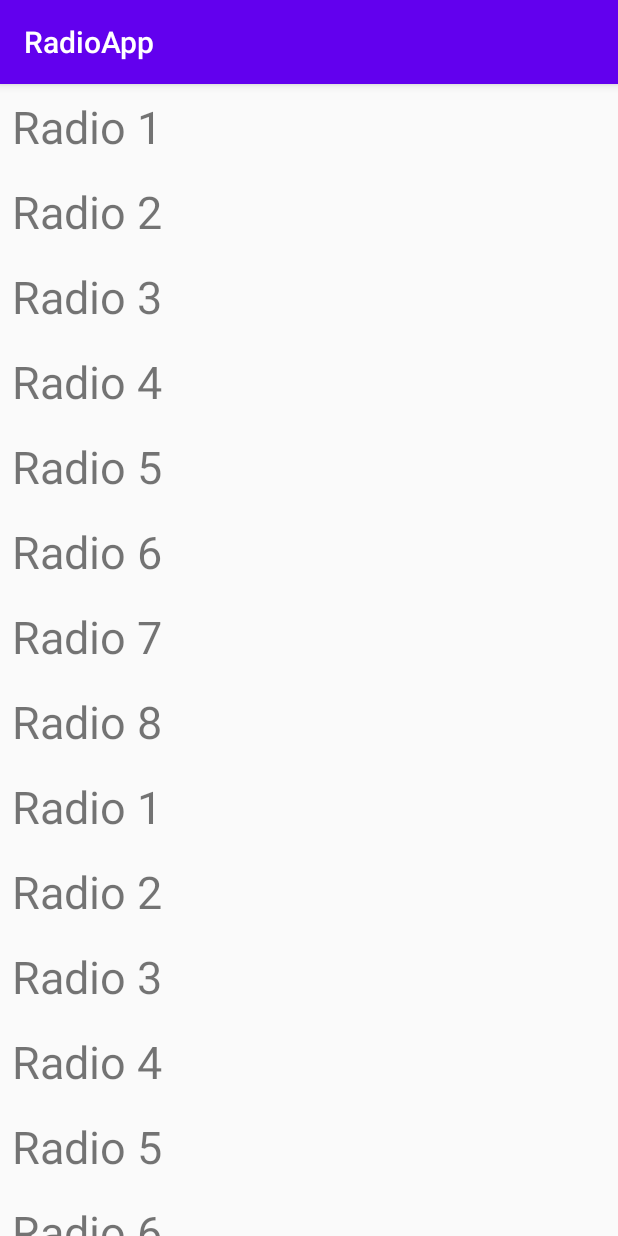
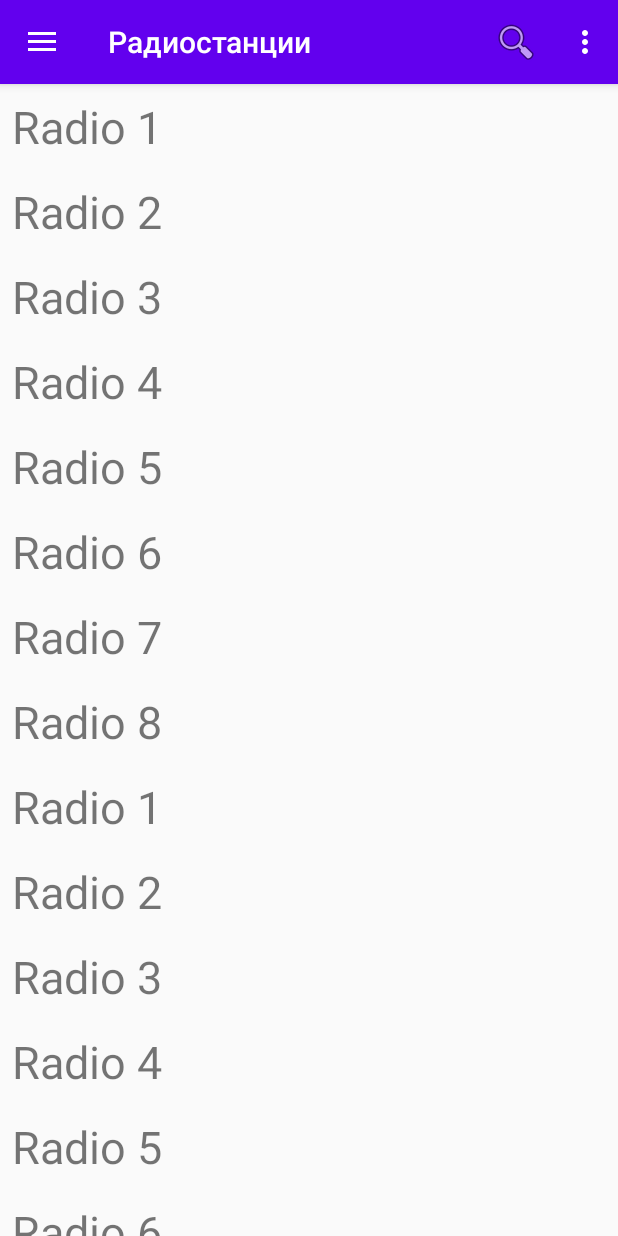
Before and after one commit to katemeron/RadioApp, an Android app: the screen it shows after launch (MainSingleActivity), on a phone screen of 412 x 824 dp. Run offline under Robolectric (Android 15) with nearby library versions, the light colour scheme and no system bars.

Commit message:
created toolbar, options, drawer

```diff
--- a/app/src/main/AndroidManifest.xml
+++ b/app/src/main/AndroidManifest.xml
@@ -9,8 +9,10 @@
         android:roundIcon="@mipmap/ic_launcher_round"
         android:supportsRtl="true"
         android:theme="@style/AppTheme">
-        <activity android:name=".MainSingleActivity"
-            android:screenOrientation="portrait">
+        <activity
+            android:name=".MainSingleActivity"
+            android:screenOrientation="portrait"
+            android:theme="@style/AppTheme.NoActionBar">
             <intent-filter>
                 <action android:name="android.intent.action.MAIN" />
 
--- a/app/src/main/java/djisachan/radioapp/MainSingleActivity.kt
+++ b/app/src/main/java/djisachan/radioapp/MainSingleActivity.kt
@@ -1,19 +1,69 @@
 package djisachan.radioapp
 
+import android.os.Bundle
+import android.view.MenuItem
+import androidx.appcompat.app.ActionBarDrawerToggle
 import androidx.appcompat.app.AppCompatActivity
-import android.os.Bundle
+import androidx.appcompat.widget.Toolbar
+import androidx.core.view.GravityCompat
+import androidx.drawerlayout.widget.DrawerLayout
+import com.google.android.material.navigation.NavigationView
 import djisachan.radioapp.radiomodule.presentation.RadioListFragment
+
 
 /**
  * Главное активити всея приложения
  */
-class MainSingleActivity : AppCompatActivity() {
+class MainSingleActivity : AppCompatActivity(), NavigationView.OnNavigationItemSelectedListener {
     override fun onCreate(savedInstanceState: Bundle?) {
         super.onCreate(savedInstanceState)
         setContentView(R.layout.activity_main)
         supportFragmentManager
-                .beginTransaction()
-                .add(R.id.main_container, RadioListFragment())
-                .commit()
+            .beginTransaction()
+            .add(R.id.fragment_container, RadioListFragment())
+            .commit()
+        initToolbar()
+        initDrawer()
+    }
+
+    override fun onNavigationItemSelected(item: MenuItem): Boolean {
+        when (item.itemId) {
+            R.id.action_sleep -> {
+            }
+            R.id.action_alarm -> {
+            }
+            R.id.action_settings -> {
+            }
+            R.id.action_feedback -> {
+            }
+            else -> {
+            }
+        }
+        val drawer = findViewById<DrawerLayout>(R.id.main_layout);
+        drawer.closeDrawer(GravityCompat.START);
+        return true
+    }
+
+    private fun initToolbar(): Toolbar {
+        val toolbar = findViewById<Toolbar>(R.id.toolbar)
+        setSupportActionBar(toolbar)
+        invalidateOptionsMenu()
+        return toolbar
+    }
+
+    private fun initDrawer() {
+        val drawerLayout = findViewById<DrawerLayout>(R.id.main_layout)
+        val navigationView = findViewById<NavigationView>(R.id.nav_view)
+        val toolbar = findViewById<Toolbar>(R.id.toolbar)
+        val toggle = ActionBarDrawerToggle(
+            this,
+            drawerLayout,
+            toolbar,
+            R.string.navigation_drawer_open,
+            R.string.navigation_drawer_close
+        )
+        drawerLayout.addDrawerListener(toggle)
+        toggle.syncState()
+        navigationView.setNavigationItemSelectedListener(this)
     }
 }
--- a/app/src/main/java/djisachan/radioapp/radiomodule/presentation/RadioListFragment.kt
+++ b/app/src/main/java/djisachan/radioapp/radiomodule/presentation/RadioListFragment.kt
@@ -1,9 +1,9 @@
 package djisachan.radioapp.radiomodule.presentation
 
 import android.os.Bundle
-import android.view.LayoutInflater
-import android.view.View
-import android.view.ViewGroup
+import android.view.*
+import androidx.appcompat.app.AppCompatActivity
+import androidx.appcompat.widget.SearchView
 import androidx.fragment.app.Fragment
 import androidx.lifecycle.Observer
 import androidx.recyclerview.widget.RecyclerView
@@ -18,18 +18,56 @@ class RadioListFragment : Fragment() {
     private lateinit var radioViewModel: RadioViewModel
     private val radioListAdapter = RadioListAdapter()
 
-    override fun onCreateView(inflater: LayoutInflater, container: ViewGroup?, savedInstanceState: Bundle?): View? {
+    override fun onCreateView(
+        inflater: LayoutInflater,
+        container: ViewGroup?,
+        savedInstanceState: Bundle?
+    ): View? {
         return inflater.inflate(R.layout.fragment_radio_list, container, false)
     }
 
     override fun onViewCreated(view: View, savedInstanceState: Bundle?) {
         super.onViewCreated(view, savedInstanceState)
-        val recyclerView = view as RecyclerView
+        initToolbar()
+        val recyclerView = view.findViewById<RecyclerView>(R.id.recycler_view)
         recyclerView.adapter = radioListAdapter
-        radioViewModel = RadioViewModel(DemoRadioRepository())//ViewModelProviders.of(this).get(RadioViewModel::class.java)
+        radioViewModel = RadioViewModel(DemoRadioRepository())
         radioViewModel.radioListData.observe(viewLifecycleOwner, Observer {
             radioListAdapter.setRadioListData(it)
         })
         radioViewModel.uploadRadioList()
     }
+
+    override fun onCreateOptionsMenu(menu: Menu, inflater: MenuInflater) {
+        inflater.inflate(R.menu.radio_menu, menu)
+        val searchText = menu.findItem(R.id.action_search).actionView as SearchView
+        searchText.setOnQueryTextListener(object :
+            SearchView.OnQueryTextListener {
+            override fun onQueryTextSubmit(query: String): Boolean {
+                return true
+            }
+
+            override fun onQueryTextChange(query: String): Boolean {
+                radioViewModel.queryList(query)
+                return true
+            }
+        })
+        super.onCreateOptionsMenu(menu, inflater)
+    }
+
+    override fun onOptionsItemSelected(item: MenuItem): Boolean {
+        return when (item.itemId) {
+            R.id.action_search -> true
+            R.id.action_share -> true
+            R.id.action_exit -> true
+            else -> super.onOptionsItemSelected(item)
+        }
+    }
+
+    private fun initToolbar() {
+        with(requireActivity() as AppCompatActivity) {
+            title = "Радиостанции"
+            setHasOptionsMenu(true)
+        }
+    }
 }
--- a/app/src/main/java/djisachan/radioapp/radiomodule/presentation/RadioViewModel.kt
+++ b/app/src/main/java/djisachan/radioapp/radiomodule/presentation/RadioViewModel.kt
@@ -4,6 +4,8 @@ import androidx.lifecycle.MutableLiveData
 import androidx.lifecycle.ViewModel
 import djisachan.radioapp.radiomodule.data.RadioRepository
 import djisachan.radioapp.radiomodule.domain.RadioModel
+import java.util.*
+import kotlin.collections.ArrayList
 
 /**
  * @author Markova Ekaterina on 25-Jul-20
@@ -11,8 +13,21 @@ import djisachan.radioapp.radiomodule.domain.RadioModel
 class RadioViewModel(private val radioRepository: RadioRepository) : ViewModel() {
 
     val radioListData = MutableLiveData<List<RadioModel>>()
+    val radioItemsCopy = ArrayList<RadioModel>()
 
     fun uploadRadioList() {
-       radioListData.postValue(radioRepository.getRadioList())
+        radioItemsCopy.addAll(radioRepository.getRadioList())
+        radioListData.postValue(radioItemsCopy)
+    }
+
+    fun queryList(predicate: String) {
+        if (predicate.isEmpty()) {
+            radioListData.postValue(radioItemsCopy)
+        } else {
+            radioListData.postValue(radioItemsCopy.filter {
+                it.name.toLowerCase(Locale.getDefault())
+                    .contains(predicate.toLowerCase(Locale.getDefault()))
+            })
+        }
     }
 }
--- /dev/null
+++ b/app/src/main/res/drawable/ic_baseline_access_alarm_24.xml
@@ -0,0 +1,10 @@
+<vector xmlns:android="http://schemas.android.com/apk/res/android"
+    android:width="24dp"
+    android:height="24dp"
+    android:viewportWidth="24"
+    android:viewportHeight="24"
+    android:tint="?attr/colorControlNormal">
+  <path
+      android:fillColor="@android:color/white"
+      android:pathData="M22,5.72l-4.6,-3.86 -1.29,1.53 4.6,3.86L22,5.72zM7.88,3.39L6.6,1.86 2,5.71l1.29,1.53 4.59,-3.85zM12.5,8L11,8v6l4.75,2.85 0.75,-1.23 -4,-2.37L12.5,8zM12,4c-4.97,0 -9,4.03 -9,9s4.02,9 9,9c4.97,0 9,-4.03 9,-9s-4.03,-9 -9,-9zM12,20c-3.87,0 -7,-3.13 -7,-7s3.13,-7 7,-7 7,3.13 7,7 -3.13,7 -7,7z"/>
+</vector>
--- /dev/null
+++ b/app/src/main/res/drawable/ic_baseline_brightness_2_24.xml
@@ -0,0 +1,10 @@
+<vector xmlns:android="http://schemas.android.com/apk/res/android"
+    android:width="24dp"
+    android:height="24dp"
+    android:viewportWidth="24"
+    android:viewportHeight="24"
+    android:tint="?attr/colorControlNormal">
+  <path
+      android:fillColor="@android:color/white"
+      android:pathData="M10,2c-1.82,0 -3.53,0.5 -5,1.35C7.99,5.08 10,8.3 10,12s-2.01,6.92 -5,8.65C6.47,21.5 8.18,22 10,22c5.52,0 10,-4.48 10,-10S15.52,2 10,2z"/>
+</vector>
--- /dev/null
+++ b/app/src/main/res/drawable/ic_baseline_emoji_emotions_24.xml
@@ -0,0 +1,10 @@
+<vector xmlns:android="http://schemas.android.com/apk/res/android"
+    android:width="24dp"
+    android:height="24dp"
+    android:viewportWidth="24"
+    android:viewportHeight="24"
+    android:tint="?attr/colorControlNormal">
+  <path
+      android:fillColor="@android:color/white"
+      android:pathData="M11.99,2C6.47,2 2,6.48 2,12c0,5.52 4.47,10 9.99,10C17.52,22 22,17.52 22,12C22,6.48 17.52,2 11.99,2zM8.5,8C9.33,8 10,8.67 10,9.5S9.33,11 8.5,11S7,10.33 7,9.5S7.67,8 8.5,8zM12,18c-2.28,0 -4.22,-1.66 -5,-4h10C16.22,16.34 14.28,18 12,18zM15.5,11c-0.83,0 -1.5,-0.67 -1.5,-1.5S14.67,8 15.5,8S17,8.67 17,9.5S16.33,11 15.5,11z"/>
+</vector>
--- /dev/null
+++ b/app/src/main/res/drawable/ic_baseline_settings_24.xml
@@ -0,0 +1,10 @@
+<vector xmlns:android="http://schemas.android.com/apk/res/android"
+    android:width="24dp"
+    android:height="24dp"
+    android:viewportWidth="24"
+    android:viewportHeight="24"
+    android:tint="?attr/colorControlNormal">
+  <path
+      android:fillColor="@android:color/white"
+      android:pathData="M19.14,12.94c0.04,-0.3 0.06,-0.61 0.06,-0.94c0,-0.32 -0.02,-0.64 -0.07,-0.94l2.03,-1.58c0.18,-0.14 0.23,-0.41 0.12,-0.61l-1.92,-3.32c-0.12,-0.22 -0.37,-0.29 -0.59,-0.22l-2.39,0.96c-0.5,-0.38 -1.03,-0.7 -1.62,-0.94L14.4,2.81c-0.04,-0.24 -0.24,-0.41 -0.48,-0.41h-3.84c-0.24,0 -0.43,0.17 -0.47,0.41L9.25,5.35C8.66,5.59 8.12,5.92 7.63,6.29L5.24,5.33c-0.22,-0.08 -0.47,0 -0.59,0.22L2.74,8.87C2.62,9.08 2.66,9.34 2.86,9.48l2.03,1.58C4.84,11.36 4.8,11.69 4.8,12s0.02,0.64 0.07,0.94l-2.03,1.58c-0.18,0.14 -0.23,0.41 -0.12,0.61l1.92,3.32c0.12,0.22 0.37,0.29 0.59,0.22l2.39,-0.96c0.5,0.38 1.03,0.7 1.62,0.94l0.36,2.54c0.05,0.24 0.24,0.41 0.48,0.41h3.84c0.24,0 0.44,-0.17 0.47,-0.41l0.36,-2.54c0.59,-0.24 1.13,-0.56 1.62,-0.94l2.39,0.96c0.22,0.08 0.47,0 0.59,-0.22l1.92,-3.32c0.12,-0.22 0.07,-0.47 -0.12,-0.61L19.14,12.94zM12,15.6c-1.98,0 -3.6,-1.62 -3.6,-3.6s1.62,-3.6 3.6,-3.6s3.6,1.62 3.6,3.6S13.98,15.6 12,15.6z"/>
+</vector>
--- /dev/null
+++ b/app/src/main/res/drawable/side_nav_bar.xml
@@ -0,0 +1,9 @@
+<shape xmlns:android="http://schemas.android.com/apk/res/android"
+    android:shape="rectangle">
+    <gradient
+        android:angle="135"
+        android:centerColor="@color/colorPrimary"
+        android:endColor="@color/colorEnd"
+        android:startColor="@color/colorStart"
+        android:type="linear" />
+</shape>
--- a/app/src/main/res/layout/activity_main.xml
+++ b/app/src/main/res/layout/activity_main.xml
@@ -1,12 +1,24 @@
 <?xml version="1.0" encoding="utf-8"?>
-<androidx.constraintlayout.widget.ConstraintLayout xmlns:android="http://schemas.android.com/apk/res/android"
+<androidx.drawerlayout.widget.DrawerLayout xmlns:android="http://schemas.android.com/apk/res/android"
+    xmlns:app="http://schemas.android.com/apk/res-auto"
     xmlns:tools="http://schemas.android.com/tools"
+    android:id="@+id/main_layout"
     android:layout_width="match_parent"
     android:layout_height="match_parent"
     tools:context=".MainSingleActivity">
-    <FrameLayout
-        android:id="@+id/main_container"
+
+    <include
+        layout="@layout/main_content_layout"
         android:layout_width="match_parent"
-        android:layout_height="match_parent"/>
+        android:layout_height="match_parent" />
 
-</androidx.constraintlayout.widget.ConstraintLayout>
+    <com.google.android.material.navigation.NavigationView
+        android:id="@+id/nav_view"
+        android:layout_width="wrap_content"
+        android:layout_height="match_parent"
+        android:layout_gravity="start"
+        android:fitsSystemWindows="true"
+        app:headerLayout="@layout/drawer_header_layout"
+        app:menu="@menu/drawer_menu" />
+
+</androidx.drawerlayout.widget.DrawerLayout>
--- /dev/null
+++ b/app/src/main/res/layout/drawer_header_layout.xml
@@ -0,0 +1,34 @@
+<?xml version="1.0" encoding="utf-8"?>
+<LinearLayout xmlns:android="http://schemas.android.com/apk/res/android"
+    xmlns:app="http://schemas.android.com/apk/res-auto"
+    android:layout_width="match_parent"
+    android:layout_height="176dp"
+    android:background="@drawable/side_nav_bar"
+    android:gravity="bottom"
+    android:orientation="vertical"
+    android:paddingLeft="8dp"
+    android:paddingTop="8dp"
+    android:paddingRight="8dp"
+    android:theme="@style/ThemeOverlay.AppCompat.Dark">
+
+    <ImageView
+        android:id="@+id/imageView"
+        android:layout_width="wrap_content"
+        android:layout_height="wrap_content"
+        android:paddingTop="8dp"
+        app:srcCompat="@mipmap/ic_launcher_round" />
+
+    <TextView
+        android:layout_width="match_parent"
+        android:layout_height="wrap_content"
+        android:paddingTop="8dp"
+        android:text="Ваш профиль"
+        android:textAppearance="@style/TextAppearance.AppCompat.Body1" />
+
+    <TextView
+        android:id="@+id/textView"
+        android:layout_width="wrap_content"
+        android:layout_height="wrap_content"
+        android:text="Однажды здесь будет Ваш профиль, но не сегодня" />
+
+</LinearLayout>
--- a/app/src/main/res/layout/fragment_radio_list.xml
+++ b/app/src/main/res/layout/fragment_radio_list.xml
@@ -1,6 +1,14 @@
 <?xml version="1.0" encoding="utf-8"?>
-<androidx.recyclerview.widget.RecyclerView android:layout_width="match_parent"
+<LinearLayout xmlns:android="http://schemas.android.com/apk/res/android"
+    xmlns:app="http://schemas.android.com/apk/res-auto"
+    android:layout_width="match_parent"
     android:layout_height="match_parent"
-    xmlns:android="http://schemas.android.com/apk/res/android"
-    xmlns:app="http://schemas.android.com/apk/res-auto"
-    app:layoutManager="androidx.recyclerview.widget.LinearLayoutManager" />
+    android:orientation="vertical">
+
+    <androidx.recyclerview.widget.RecyclerView
+        android:id="@+id/recycler_view"
+        android:layout_width="match_parent"
+        android:layout_height="wrap_content"
+        app:layoutManager="androidx.recyclerview.widget.LinearLayoutManager" />
+
+</LinearLayout>
--- /dev/null
+++ b/app/src/main/res/layout/main_content_layout.xml
@@ -0,0 +1,26 @@
+<?xml version="1.0" encoding="utf-8"?>
+<androidx.coordinatorlayout.widget.CoordinatorLayout xmlns:android="http://schemas.android.com/apk/res/android"
+    xmlns:app="http://schemas.android.com/apk/res-auto"
+    android:layout_width="match_parent"
+    android:layout_height="match_parent">
+
+    <com.google.android.material.appbar.AppBarLayout
+        android:layout_width="match_parent"
+        android:layout_height="wrap_content"
+        android:theme="?attr/actionBarTheme">
+
+        <androidx.appcompat.widget.Toolbar
+            android:id="@+id/toolbar"
+            android:layout_width="match_parent"
+            android:layout_height="?attr/actionBarSize"
+            android:background="?attr/colorPrimary" />
+
+    </com.google.android.material.appbar.AppBarLayout>
+
+    <FrameLayout
+        android:id="@+id/fragment_container"
+        android:layout_width="match_parent"
+        android:layout_height="match_parent"
+        app:layout_behavior="@string/appbar_scrolling_view_behavior" />
+
+</androidx.coordinatorlayout.widget.CoordinatorLayout>
--- /dev/null
+++ b/app/src/main/res/menu/drawer_menu.xml
@@ -0,0 +1,28 @@
+<?xml version="1.0" encoding="utf-8"?>
+<menu xmlns:android="http://schemas.android.com/apk/res/android">
+
+    <item android:title="Режим сна">
+        <menu>
+            <group android:checkableBehavior="single">
+                <item
+                    android:id="@+id/action_sleep"
+                    android:icon="@drawable/ic_baseline_brightness_2_24"
+                    android:title="Таймер сна" />
+                <item
+                    android:id="@+id/action_alarm"
+                    android:icon="@drawable/ic_baseline_access_alarm_24"
+                    android:title="Будильник" />
+            </group>
+        </menu>
+    </item>
+    <group android:checkableBehavior="single">
+        <item
+            android:id="@+id/action_settings"
+            android:icon="@drawable/ic_baseline_settings_24"
+            android:title="Настройки" />
+        <item
+            android:id="@+id/action_feedback"
+            android:icon="@drawable/ic_baseline_emoji_emotions_24"
+            android:title="Связаться с нами" />
+    </group>
+</menu>
--- /dev/null
+++ b/app/src/main/res/menu/radio_menu.xml
@@ -0,0 +1,21 @@
+<?xml version="1.0" encoding="utf-8"?>
+<menu xmlns:android="http://schemas.android.com/apk/res/android"
+    xmlns:app="http://schemas.android.com/apk/res-auto">
+    <item
+        android:id="@+id/action_search"
+        android:icon="@android:drawable/ic_menu_search"
+        android:orderInCategory="10"
+        android:title="Поиск"
+        app:actionViewClass="androidx.appcompat.widget.SearchView"
+        app:showAsAction="always|collapseActionView" />
+    <item
+        android:id="@+id/action_share"
+        android:orderInCategory="20"
+        android:title="Поделиться приложением"
+        app:showAsAction="never" />
+    <item
+        android:id="@+id/action_exit"
+        android:orderInCategory="30"
+        android:title="Выйти"
+        app:showAsAction="never" />
+</menu>
--- a/app/src/main/res/values/colors.xml
+++ b/app/src/main/res/values/colors.xml
@@ -2,5 +2,7 @@
 <resources>
     <color name="colorPrimary">#6200EE</color>
     <color name="colorPrimaryDark">#3700B3</color>
+    <color name="colorEnd">#C33700B3</color>
+    <color name="colorStart">#3E7CA6</color>
     <color name="colorAccent">#03DAC5</color>
 </resources>
--- a/app/src/main/res/values/strings.xml
+++ b/app/src/main/res/values/strings.xml
@@ -1,3 +1,5 @@
 <resources>
     <string name="app_name">RadioApp</string>
+    <string name="navigation_drawer_open">Open navigation drawer</string>
+    <string name="navigation_drawer_close">Close navigation drawer</string>
 </resources>
--- a/app/src/main/res/values/styles.xml
+++ b/app/src/main/res/values/styles.xml
@@ -7,4 +7,9 @@
         <item name="colorAccent">@color/colorAccent</item>
     </style>
 
+    <style name="AppTheme.NoActionBar">
+        <item name="windowActionBar">false</item>
+        <item name="windowNoTitle">true</item>
+    </style>
+
 </resources>
```
